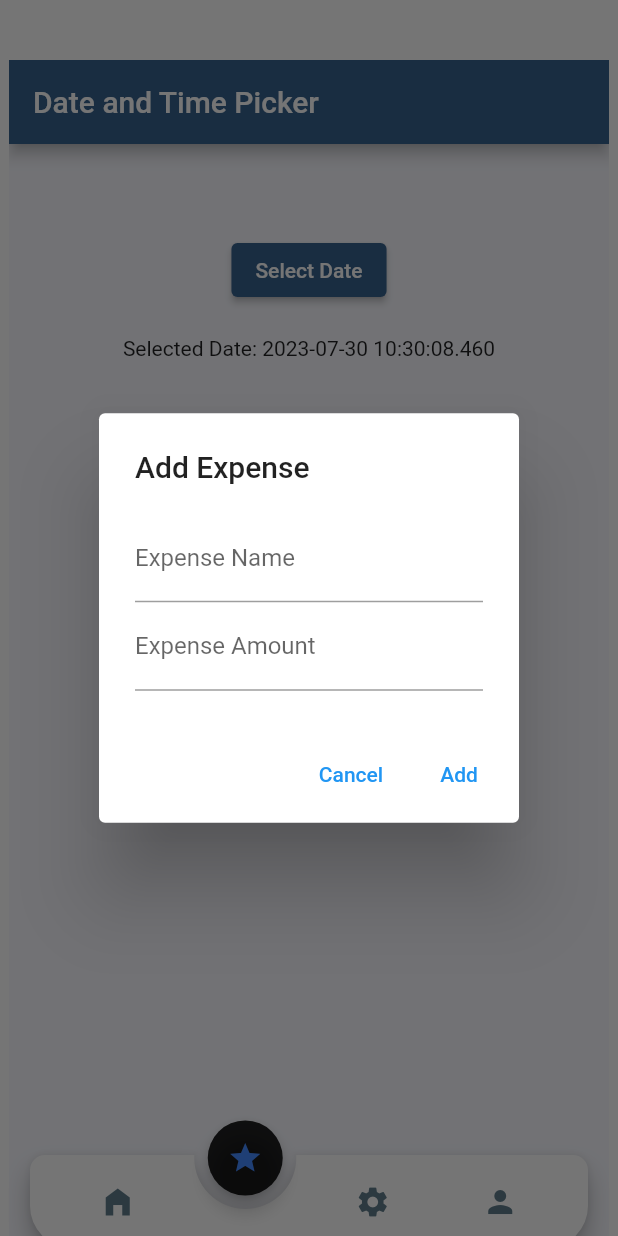
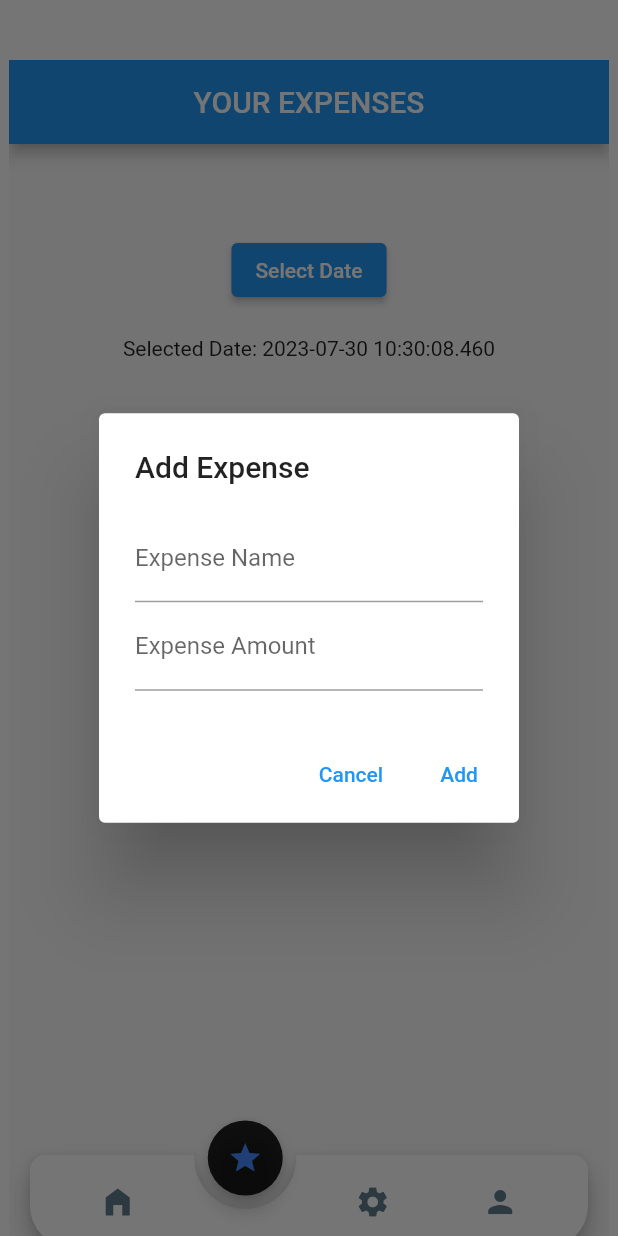
Before and after one commit to Iamgroot000/expensemanagerflutter, a Flutter app: the screen it shows after launch, item 2 of the bottom bar chosen, after a tap on "Monthly Expenses", on a phone screen of 412 x 824 dp. Run offline on Flutter 3.47's test engine with Material 2 defaults, Android fonts, the phone set to English and light mode, and no system bars; drawn by our look-alikes of animated_notch_bottom_bar; our stand-ins replace cloud_firestore, firebase_core, table_calendar; missing offline and left inert: date_time_picker_widget; accounts and stored records are empty; statements that could not run were skipped.

Commit message:
EXPENSE MANAGER APP WHERE YOUR EXPENSES DATA ARE SAVING IN CLOUD FIRESTORE

```diff
--- a/lib/main.dart
+++ b/lib/main.dart
@@ -1,8 +1,10 @@
 import 'dart:developer';
 
 import 'package:animated_notch_bottom_bar/animated_notch_bottom_bar/animated_notch_bottom_bar.dart';
+import 'package:cloud_firestore/cloud_firestore.dart';
 import 'package:date_time_picker_widget/date_time_picker_widget.dart';
 import 'package:expensemanagerflutter/widget/customAppBar.dart';
+import 'package:firebase_core/firebase_core.dart';
 import 'package:flutter/material.dart';
 import 'package:intl/intl.dart';
 import 'package:table_calendar/table_calendar.dart';
@@ -10,10 +12,15 @@ import 'package:table_calendar/table_calendar.dart';
 import 'date.dart';
 import 'date.dart';
 import 'date.dart';
+import 'firebase_options.dart';
 //import 'package:flutter_svg/flutter_svg.dart';
 
-void main() {
-  runApp(const MyApp());
+void main() async {
+  WidgetsFlutterBinding.ensureInitialized();
+  await Firebase.initializeApp(
+    options: DefaultFirebaseOptions.currentPlatform,
+  );
+  runApp(MyApp());
 }
 
 class MyApp extends StatelessWidget {
@@ -165,6 +172,7 @@ class _MyHomePageState extends State<MyHomePage> {
   }
 }
 
+
 class Page1 extends StatefulWidget {
   const Page1({Key? key}) : super(key: key);
 
@@ -220,116 +228,50 @@ class _Page1State extends State<Page1> {
               },
             ),
           ),
+
+          SizedBox(height:40),
+          Row(
+            children: [
               Expanded(
                 child: Container(
-              //color: Colors.grey,
-              child: DefaultTabController(
-                length: 3, // Number of tabs you want
-                child: Column(
-                  children: [
-                    TabBar(
-                      tabs: [
-                        Tab(text: 'Tab 1'),
-                        Tab(text: 'Tab 2'),
-                         Tab(text: 'Tab 3'),
-                      ],
-                      indicatorColor: Colors.blue, // Customize the color of the selected tab indicator
-                      labelColor: Colors.blue, // Customize the color of the selected tab label
-                      unselectedLabelColor: Colors.black, // Customize the color of unselected tab labels
+                  height: 40,
+                  width: 100,
+
+                  child: Center(
+                    child: Text(
+                      'Source of income',
+                      style: TextStyle(
+                        color: Colors.green,
+                        fontSize: 20,
                       ),
-                    Expanded(
-                      child: TabBarView(
-                        children: [
 
-                         Tab1Screen(),
-                              ///table 2 screen
-                              Gaurav(),
-                              // OutlinedButton(
-                              //   onPressed: () {
-                              //     Navigator.push(
-                              //       context,
-                              //       MaterialPageRoute(
-                              //         builder: (context) => Page2(), // Replace YourDestinationScreen with the actual screen you want to navigate to.
-                              //       ),
-                              //     );
-                              //   },
-                              //   child: Text('Next'), // Replace 'Button Text' with your desired button label.
-                              // ),
+                    ),
+                  ),
 
+                ),
+              ),
+              ElevatedButton(
+                onPressed: () {
+                  // Perform any necessary actions before navigating, if needed.
 
+                  // Navigate to the DestinationScreen using Navigator.push.
+                 // Navigator.push(
+                 //   context,
+                  //  MaterialPageRoute(
+                   //   builder: (context) => SourceOfIncomeWidget(), // RepSourceOfIncomeWidgetSourceOfIncomeWidgetlace with your destination screen.
+                    //),
+                 // );
+                },
+                child: Text("ADD HERE"),
+              ),
 
-                          // Content of Tab 3
-                           Center(
-                            child: Text('Tab 3 content'),
-                           ),
             ],
           ),
-                    ),
-                  ],
-                ),
-              ),
-            ),
-          )
-
-
-
-
-
-
-          // Add any other widgets below the calendar as needed.
-        ]
-
-
-      ),
-
-    );
-
+        ], // Close Column's children list
+      ), // Close Column
+    ); // Close Scaffold
   }
 }
-
-
-// class AnimatedText extends StatefulWidget {
-//   const AnimatedText({Key? key}) : super(key: key);
-//
-//   @override
-//   _AnimatedTextState createState() => _AnimatedTextState();
-// }
-//
-// class _AnimatedTextState extends State<AnimatedText> {
-//   bool _isExpanded = false;
-//
-//   @override
-//   void initState() {
-//     super.initState();
-//     _startAnimation();
-//   }
-//
-//   void _startAnimation() async {
-//     await Future.delayed(const Duration(seconds: 1));
-//     setState(() {
-//       _isExpanded = true;
-//     });
-//   }
-//
-//   @override
-//   Widget build(BuildContext context) {
-//     return AnimatedDefaultTextStyle(
-//       duration: const Duration(milliseconds: 500),
-//       style: _isExpanded
-//           ? TextStyle(
-//         fontSize: 24,
-//         fontWeight: FontWeight.bold,
-//         color: Colors.white,
-//       )
-//           : TextStyle(
-//         fontSize: 16,
-//         fontWeight: FontWeight.normal,
-//         color: Colors.white,
-//       ),
-//       child: const Text('Expense Manager'),
-//     );
-//   }
-// }
 
 
 
@@ -339,6 +281,25 @@ class Expense {
 
   Expense(this.name, this.amount);
 }
+
+// void main() async {
+//   WidgetsFlutterBinding.ensureInitialized();
+//   await Firebase.initializeApp();
+//   runApp(MyApp());
+// }
+
+// class MyApp extends StatelessWidget {
+//   @override
+//   Widget build(BuildContext context) {
+//     return MaterialApp(
+//       title: 'Flutter Demo',
+//       theme: ThemeData.from(
+//         colorScheme: ColorScheme.fromSeed(seedColor: Colors.blue),
+//       ),
+//       home: Page3(),
+//     );
+//   }
+// }
 
 class Page3 extends StatefulWidget {
   @override
@@ -393,6 +354,20 @@ class _Page3State extends State<Page3> {
     }
   }
 
+  void saveExpenseToFirestore(Expense expense) async {
+    try {
+      FirebaseFirestore firestore = FirebaseFirestore.instance;
+      Map<String, dynamic> expenseData = {
+        'name': expense.name,
+        'amount': expense.amount,
+        'timestamp': FieldValue.serverTimestamp(),
+      };
+      await firestore.collection('expenses').add(expenseData);
+    } catch (e) {
+      print('Error saving expense to Firestore: $e');
+    }
+  }
+
   void _showExpenseDialog(BuildContext context) {
     TextEditingController nameController = TextEditingController();
     TextEditingController amountController = TextEditingController();
@@ -429,6 +404,7 @@ class _Page3State extends State<Page3> {
 
               if (name.isNotEmpty && amount > 0) {
                 addExpense(Expense(name, amount));
+                saveExpenseToFirestore(Expense(name, amount));
               }
 
               Navigator.of(context).pop();
@@ -444,14 +420,9 @@ class _Page3State extends State<Page3> {
   Widget build(BuildContext context) {
     double totalExpenses = getTotalExpenses();
 
-    return MaterialApp(
-      title: 'Flutter Demo',
-      theme: ThemeData.from(
-        colorScheme: ColorScheme.fromSeed(seedColor: Colors.blue),
-      ),
-      home: Scaffold(
+    return Scaffold(
       appBar: AppBar(
-          title: Text('Date and Time Picker'),
+        title: Center(child: Text('YOUR EXPENSES')),
       ),
       body: Center(
         child: Column(
@@ -489,10 +460,8 @@ class _Page3State extends State<Page3> {
               ),
             ),
             SizedBox(height: 20),
-              // Display the total expenses
             Text('Total Expenses: \$${totalExpenses.toStringAsFixed(2)}'),
           ],
-          ),
         ),
       ),
     );
@@ -501,47 +470,136 @@ class _Page3State extends State<Page3> {
 
 
 
+// class Gaurav extends StatefulWidget {
+//   const Gaurav({Key? key}) : super(key: key);
+//
+//   @override
+//   _GauravState createState() => _GauravState();
+// }
 
-class Gaurav extends StatefulWidget {
-  const Gaurav({Key? key}) : super(key: key);
-
-  @override
-  _GauravState createState() => _GauravState();
-}
-
-class _GauravState extends State<Gaurav> {
-  List<Map<String, String>> incomes = [];
-
-  @override
-  Widget build(BuildContext context) {
-    return Center(
-      child: OutlinedButton(
-        onPressed: (){}, child: Text("Add"),
-      ),
-    );
-  }
-}
-
-
-
-
-class Tab1Screen extends StatelessWidget {
-  @override
-  Widget build(BuildContext context) {
-    return Scaffold(
-     // appBar: AppBar(
-       // title: Text('Tab 1'),
-      //),
-      body: Center(
-        child: OutlinedButton(
-          onPressed: () {
-            // Navigate to Tab 2 by changing the selected index of the TabController
-            ///TODO index ke hisab se jayega dekh index 0 pe tab 1 and index 1 pe tab 2 and index 2 pe tab 3
-            DefaultTabController.of(context).animateTo(1); // 1 represents the index of Tab 2
-          },
-          child: Text("Source of income"),
-        ),
-      ),
-    );
-  }
-}
+// class _GauravState extends State<Gaurav> {
+//   List<Map<String, String>> incomes = [];
+//
+//   void _showAddIncomeDialog() async {
+//     final result = await showDialog(
+//       context: context,
+//       builder: (context) => AddIncomeDialog(),
+//     );
+//
+//     if (result != null) {
+//       setState(() {
+//         incomes.add(result);
+//       });
+//     }
+//   }
+//
+//   @override
+//   Widget build(BuildContext context) {
+//     return Center(
+//       child: Column(
+//         mainAxisAlignment: MainAxisAlignment.center,
+//         children: [
+//           OutlinedButton(
+//             onPressed: _showAddIncomeDialog,
+//             child: Text("Add source of income"),
+//           ),
+//           SizedBox(height: 20),
+//           // Display the list of incomes
+//           ListView.builder(
+//             shrinkWrap: true,
+//             itemCount: incomes.length,
+//             itemBuilder: (context, index) {
+//               final income = incomes[index];
+//               return ListTile(
+//                 title: Text(income['source'] ?? ''),
+//                 subtitle: Text(income['amount'] ?? ''),
+//               );
+//             },
+//           ),
+//         ],
+//       ),
+//     );
+//   }
+// }
+//
+//
+// class AddIncomeDialog extends StatefulWidget {
+//   @override
+//   _AddIncomeDialogState createState() => _AddIncomeDialogState();
+// }
+//
+// class _AddIncomeDialogState extends State<AddIncomeDialog> {
+//   String incomeSource = '';
+//   String incomeAmount = '';
+//
+//   @override
+//   Widget build(BuildContext context) {
+//     return AlertDialog(
+//       title: Text('Add Source of Income'),
+//       content: SingleChildScrollView(
+//         child: Column(
+//           mainAxisSize: MainAxisSize.min,
+//           children: [
+//             TextField(
+//               decoration: InputDecoration(labelText: 'Income Source'),
+//               onChanged: (value) {
+//                 setState(() {
+//                   incomeSource = value;
+//                 });
+//               },
+//             ),
+//             TextField(
+//               decoration: InputDecoration(labelText: 'Income Amount'),
+//               keyboardType: TextInputType.number,
+//               onChanged: (value) {
+//                 setState(() {
+//                   incomeAmount = value;
+//                 });
+//               },
+//             ),
+//           ],
+//         ),
+//       ),
+//       actions: [
+//         ElevatedButton(
+//           onPressed: () {
+//             // Add the income to the list and close the dialog
+//             if (incomeSource.isNotEmpty && incomeAmount.isNotEmpty) {
+//               Navigator.of(context).pop({
+//                 'source': incomeSource,
+//                 'amount': incomeAmount,
+//               });
+//             } else {
+//               // Show a snackbar or toast message indicating the fields are required
+//             }
+//           },
+//           child: Text('Add'),
+//         ),
+//       ],
+//     );
+//   }
+// }
+//
+//
+//
+//
+// class Tab1Screen extends StatelessWidget {
+//   @override
+//   Widget build(BuildContext context) {
+//     return Scaffold(
+//      // appBar: AppBar(
+//        // title: Text('Tab 1'),
+//       //),
+//       body: Center(
+//         child: OutlinedButton(
+//           onPressed: () {
+//             // Navigate to Tab 2 by changing the selected index of the TabController
+//             ///TODO index ke hisab se jayega dekh index 0 pe tab 1 and index 1 pe tab 2 and index 2 pe tab 3
+//             DefaultTabController.of(context).animateTo(1); // 1 represents the index of Tab 2
+//           },
+//           child: Text("Source of income"),
+//         ),
+//       ),
+//     );
+//   }
+// }
--- a/lib/widget/customAppBar.dart
+++ b/lib/widget/customAppBar.dart
@@ -1,24 +1,22 @@
-
-
 import 'package:expensemanagerflutter/utils/AppColors.dart';
 import 'package:expensemanagerflutter/utils/ScreenSize.dart';
 import 'package:flutter/material.dart';
 
-titleAppBar({required BuildContext context, String? title ,Widget? leading, List<Widget>? actions}) {
-  return PreferredSize(preferredSize: const Size.fromHeight(50.0),
+titleAppBar({required BuildContext context, String? title, Widget? leading, List<Widget>? actions}) {
+  return PreferredSize(
+    preferredSize: const Size.fromHeight(50.0),
     child: Container(
       width: ScreenSize.width(context),
       decoration: const BoxDecoration(
-          color: AppColor.primaryColor,
-          borderRadius: BorderRadius.only(
-            bottomLeft: Radius.circular(30.0),
-            bottomRight: Radius.circular(30.0),
-          )),
+        color: AppColor.primaryColor,
+        borderRadius: BorderRadius.only(
+          bottomLeft: Radius.circular(30.0),
+          bottomRight: Radius.circular(30.0),
+        ),
+      ),
       child: AppBar(
         actions: actions ?? [],
-
         leading: leading ?? Container(height: 1,),
-
         shape: const RoundedRectangleBorder(
           borderRadius: BorderRadius.horizontal(
             left: Radius.circular(30),
@@ -27,11 +25,18 @@ titleAppBar({required BuildContext context, String? title ,Widget? leading, List
         ),
         backgroundColor: AppColor.primaryColor,
         centerTitle: true,
-        title: Text('Expense Manager'
-            ' Smart Spending, Simplified',
-          style: const TextStyle(color: AppColor.white),
-        //elevation: 4,
+        title: AnimatedDefaultTextStyle(
+          duration: const Duration(milliseconds: 500), // Set the animation duration
+          style: TextStyle(
+            color: AppColor.white,
+            // Set the initial font size, and other properties you want to animate
+          ),
+          child: Text(
+            'Expense Manager'
+                ' Smart Spending, Simplified',
+          ),
+        ),
       ),
     ),
-    ) );
+  );
 }
```
Also changed, not shown: lib/firebase_options.dart (added). Lines whose indentation alone changed are shown as unchanged.
